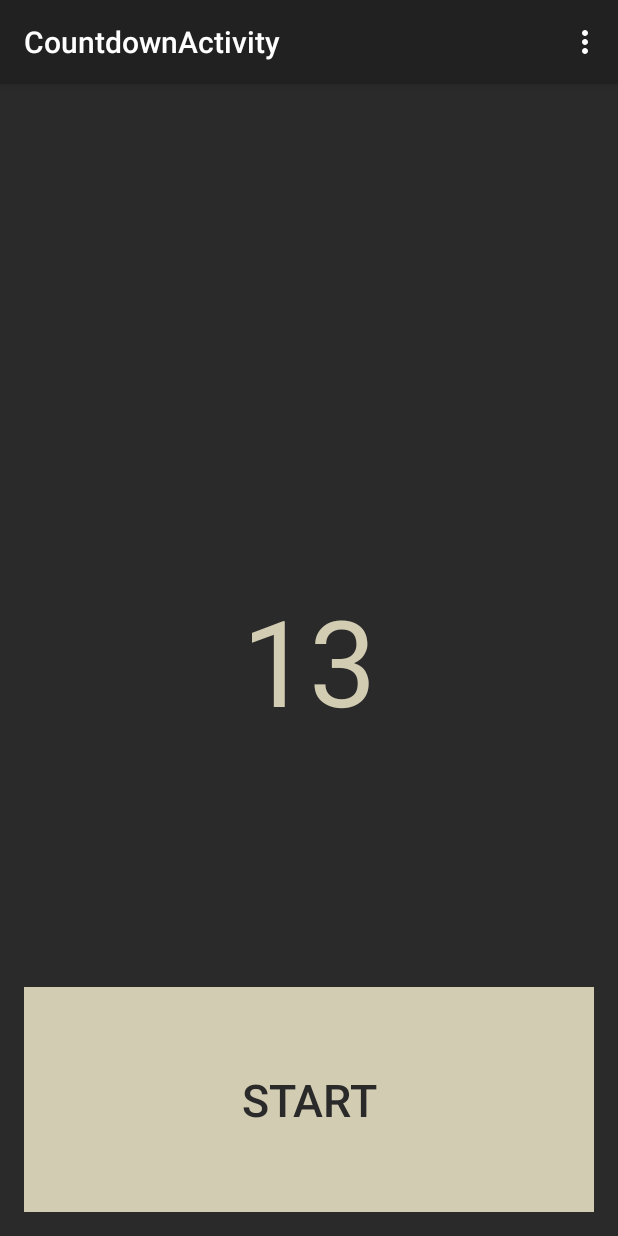
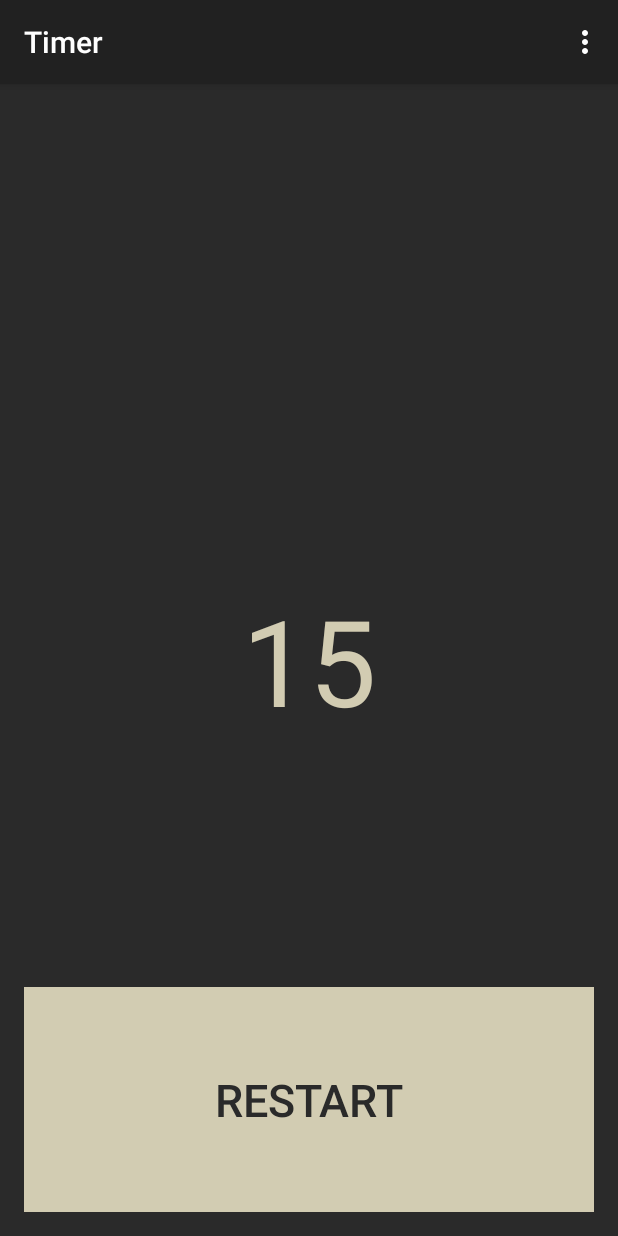
Before and after one commit to Natureboy/Uncommon_Roasters, an Android app: the CountdownActivity screen opened directly, with no data from a screen before it, after a tap on "CANCEL", on a phone screen of 412 x 824 dp. Run offline under Robolectric (Android 15) with nearby library versions, the phone set to English and light mode, and no system bars; 1 other tap on this screen came first.

Commit message:
Small timer screen appearance tweaks

```diff
--- a/app/src/main/AndroidManifest.xml
+++ b/app/src/main/AndroidManifest.xml
@@ -26,7 +26,7 @@
         </activity>
         <activity
             android:name=".CountdownActivity"
-            android:label="CountdownActivity" >
+            android:label="Timer" >
 
             <!-- TODO Link with rest of app; may need to provide a parent activity here later -->
         </activity>
--- a/app/src/main/java/com/teamcoffee/coffeewizard/CountdownActivity.java
+++ b/app/src/main/java/com/teamcoffee/coffeewizard/CountdownActivity.java
@@ -38,7 +38,10 @@ public class CountdownActivity extends ActionBarActivity implements View.OnClick
     private final long interval = 1000; //We increment by 1000 milliseconds each tick
     private HashMap<Integer,String> events;
 
-
+    //TODO Run in bsckground
+    //TODO Alerts, notifications
+    //TODO Prevent screen auto-lock
+    //TODO Include support for "Up" button on Action Bar to return to calling activity
 
     @Override
     protected void onCreate(Bundle savedInstanceState) {
@@ -84,7 +87,8 @@ public class CountdownActivity extends ActionBarActivity implements View.OnClick
         } else {
             cdTimer.cancel();
             hasStarted = false;
-            startButton.setText("Start");
+            startButton.setText("Restart");
+            timerText.setText(millisToString(startTime));
         }
     }
 
```
